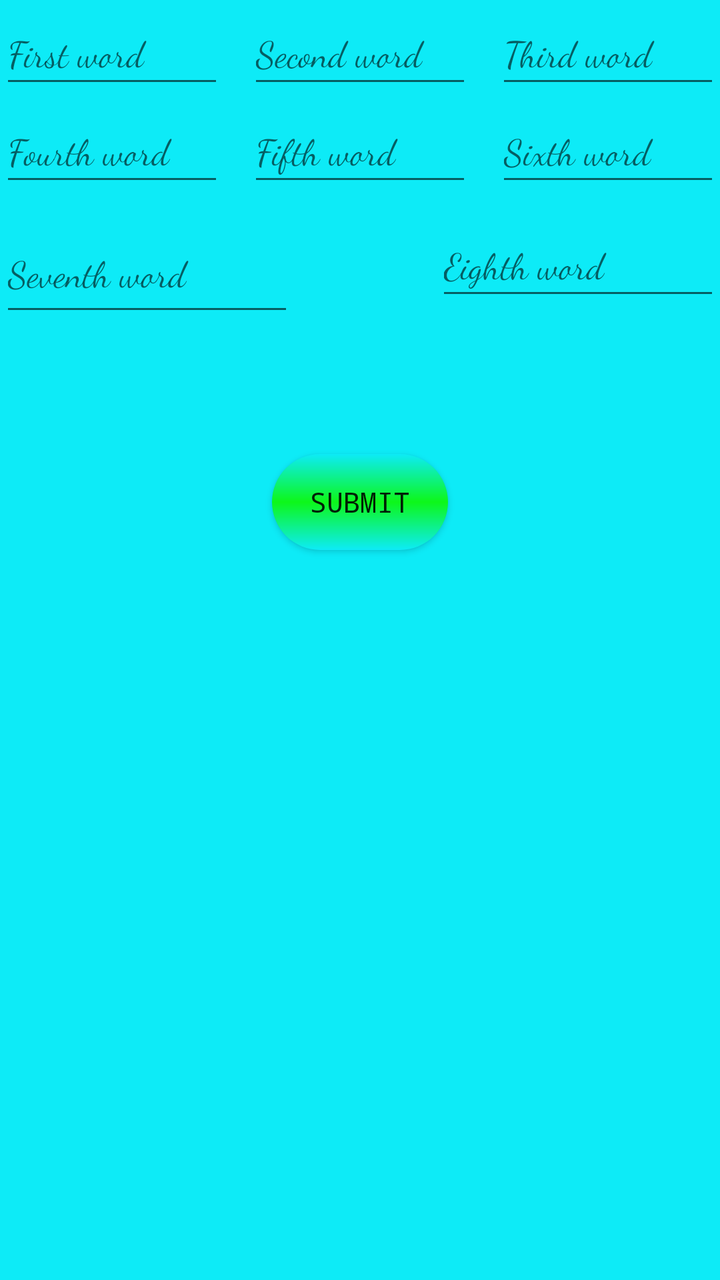
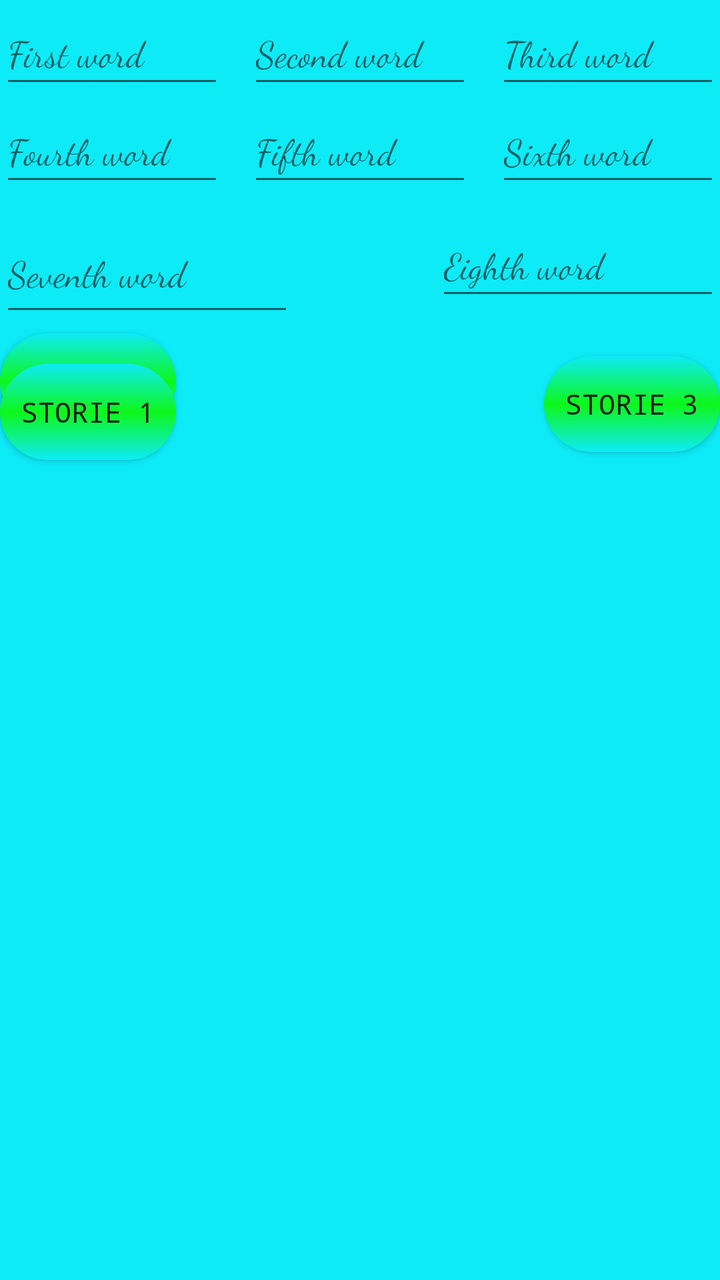

Compare the two renders of this Android layout. The source of the first and the diff that turns it into the second are given below.
<!-- AndroidManifest.xml: application theme Theme.PortfolioUpgraded -->
<!-- res/layout/fragment_madlibs.xml -->
<?xml version="1.0" encoding="utf-8"?>
<androidx.constraintlayout.widget.ConstraintLayout xmlns:android="http://schemas.android.com/apk/res/android"
    xmlns:app="http://schemas.android.com/apk/res-auto"
    xmlns:tools="http://schemas.android.com/tools"
    android:layout_width="match_parent"
    android:layout_height="match_parent"
    tools:context=".ui.gallery.madlibsFragment"
    android:background="@color/cyan">

    <TextView
        android:id="@+id/text_gallery"
        android:layout_width="398dp"
        android:layout_height="300dp"
        android:layout_marginStart="8dp"
        android:layout_marginEnd="8dp"
        android:fontFamily="cursive"
        android:textAlignment="center"
        android:textSize="24sp"
        app:layout_constraintBottom_toTopOf="@+id/button4"
        app:layout_constraintEnd_toEndOf="parent"
        app:layout_constraintHorizontal_bias="0.0"
        app:layout_constraintStart_toStartOf="parent"
        app:layout_constraintTop_toBottomOf="@+id/button3"
        app:layout_constraintVertical_bias="0.28" />

    <Button
        android:id="@+id/button3"
        android:layout_width="wrap_content"
        android:layout_height="wrap_content"
        android:background="@drawable/shape"

        android:fontFamily="monospace"
        android:text="Submit"
        app:layout_constraintBottom_toBottomOf="parent"
        app:layout_constraintEnd_toEndOf="parent"
        app:layout_constraintStart_toStartOf="parent"
        app:layout_constraintTop_toBottomOf="@+id/FifthText"
        app:layout_constraintVertical_bias="0.261"
        tools:ignore="MissingConstraints" />

    <EditText
        android:id="@+id/ThirdText"
        android:layout_width="112dp"
        android:layout_height="49dp"
        android:ems="10"
        android:fontFamily="cursive"
        android:hint="Third word"
        android:inputType="text"
        app:layout_constraintEnd_toEndOf="parent"
        app:layout_constraintTop_toTopOf="parent" />

    <EditText
        android:id="@+id/SeventhText"
        android:layout_width="147dp"
        android:layout_height="57dp"
        android:layout_marginTop="8dp"
        android:ems="10"
        android:fontFamily="cursive"
        android:hint="Seventh word"
        android:inputType="text"
        app:layout_constraintEnd_toStartOf="@+id/FifthText"
        app:layout_constraintHorizontal_bias="0.0"
        app:layout_constraintStart_toStartOf="parent"
        app:layout_constraintTop_toBottomOf="@+id/FifthText" />

    <EditText
        android:id="@+id/FirstText"
        android:layout_width="112dp"
        android:layout_height="49dp"
        android:ems="10"
        android:fontFamily="cursive"
        android:hint="First word"
        android:inputType="text"
        app:layout_constraintStart_toStartOf="parent"
        app:layout_constraintTop_toTopOf="parent" />

    <EditText
        android:id="@+id/FifthText"
        android:layout_width="112dp"
        android:layout_height="49dp"
        android:ems="10"
        android:fontFamily="cursive"
        android:hint="Fifth word"
        android:inputType="text"
        app:layout_constraintEnd_toStartOf="@+id/SixthText"
        app:layout_constraintStart_toEndOf="@+id/FourthText"
        app:layout_constraintTop_toBottomOf="@+id/SecondText" />

    <EditText
        android:id="@+id/SecondText"
        android:layout_width="112dp"
        android:layout_height="49dp"
        android:ems="10"
        android:fontFamily="cursive"
        android:hint="Second word"
        android:inputType="text"
        app:layout_constraintEnd_toStartOf="@+id/ThirdText"
        app:layout_constraintStart_toEndOf="@+id/FirstText"
        app:layout_constraintTop_toTopOf="parent" />

    <EditText
        android:id="@+id/FourthText"
        android:layout_width="112dp"
        android:layout_height="49dp"
        android:ems="10"
        android:fontFamily="cursive"
        android:hint="Fourth word"
        android:inputType="text"
        app:layout_constraintStart_toStartOf="parent"
        app:layout_constraintTop_toBottomOf="@+id/FirstText" />

    <EditText
        android:id="@+id/SixthText"
        android:layout_width="112dp"
        android:layout_height="49dp"
        android:ems="10"
        android:fontFamily="cursive"
        android:hint="Sixth word"
        android:inputType="text"
        app:layout_constraintEnd_toEndOf="parent"
        app:layout_constraintTop_toBottomOf="@+id/ThirdText" />

    <EditText
        android:id="@+id/EightText"
        android:layout_width="142dp"
        android:layout_height="49dp"
        android:layout_marginTop="8dp"
        android:ems="10"
        android:fontFamily="cursive"
        android:hint="Eighth word"
        android:inputType="text"
        app:layout_constraintEnd_toEndOf="parent"
        app:layout_constraintHorizontal_bias="1.0"
        app:layout_constraintStart_toEndOf="@+id/FifthText"
        app:layout_constraintTop_toBottomOf="@+id/FifthText" />

    <Button
        android:id="@+id/button4"
        android:layout_width="wrap_content"
        android:layout_height="wrap_content"
        android:text="Restart"
        android:visibility="gone"
        app:layout_constraintBottom_toBottomOf="parent"
        app:layout_constraintEnd_toEndOf="parent"
        app:layout_constraintStart_toStartOf="parent"

        android:backgroundTint="@color/lime"/>

</androidx.constraintlayout.widget.ConstraintLayout>
<!-- resources referenced by this layout -->
<resources>
  <color name="cyan">#0DEBF7</color>
  <color name="lime">#0DF719</color>
  <!-- drawable shape (drawable) -->
  <?xml version="1.0" encoding="utf-8"?>
      <shape xmlns:android="http://schemas.android.com/apk/res/android"
          android:shape="rectangle">
      <gradient
          android:startColor="#0DEBF7"
          android:centerColor="#0DF719"
          android:endColor="#0DEBF7"
          android:type="linear"
          android:angle="270"
          ></gradient>
  <corners android:radius="45dp"/>
  
  
  
      </shape>
  <style name="Theme.PortfolioUpgraded" parent="Theme.AppCompat.DayNight.DarkActionBar">
          
          <item name="colorPrimary">@color/purple_500</item>
          <item name="colorPrimaryVariant">@color/purple_700</item>
          <item name="colorOnPrimary">@color/white</item>
  
          
          <item name="colorSecondary">@color/teal_200</item>
          <item name="colorSecondaryVariant">@color/teal_700</item>
          <item name="colorOnSecondary">@color/black</item>
          
          <item name="android:statusBarColor">?attr/colorPrimaryVariant</item>
          
  
  
      </style>
  <color name="purple_500">#FF6200EE</color>
  <color name="purple_700">#FF3700B3</color>
  <color name="white">#FFFFFFFF</color>
  <color name="teal_200">#FF03DAC5</color>
  <color name="teal_700">#FF018786</color>
  <color name="black">#FF000000</color>
</resources>

<!-- the commit's change to res/layout/fragment_madlibs.xml (unified diff, before → after) -->
@@ -9,33 +9,56 @@
 
     <TextView
         android:id="@+id/text_gallery"
-        android:layout_width="398dp"
-        android:layout_height="300dp"
-        android:layout_marginStart="8dp"
-        android:layout_marginEnd="8dp"
+        android:layout_width="404dp"
+        android:layout_height="391dp"
         android:fontFamily="cursive"
         android:textAlignment="center"
         android:textSize="24sp"
-        app:layout_constraintBottom_toTopOf="@+id/button4"
+        app:layout_constraintBottom_toBottomOf="parent"
         app:layout_constraintEnd_toEndOf="parent"
-        app:layout_constraintHorizontal_bias="0.0"
-        app:layout_constraintStart_toStartOf="parent"
-        app:layout_constraintTop_toBottomOf="@+id/button3"
-        app:layout_constraintVertical_bias="0.28" />
+        app:layout_constraintStart_toStartOf="parent" />
 
     <Button
-        android:id="@+id/button3"
+        android:id="@+id/storie1"
         android:layout_width="wrap_content"
         android:layout_height="wrap_content"
         android:background="@drawable/shape"
 
         android:fontFamily="monospace"
-        android:text="Submit"
-        app:layout_constraintBottom_toBottomOf="parent"
+        android:text="Storie 2"
+        app:layout_constraintBottom_toTopOf="@+id/text_gallery"
+        app:layout_constraintTop_toBottomOf="@+id/FifthText"
+        app:layout_constraintVertical_bias="0.666"
+        tools:ignore="MissingConstraints"
+        tools:layout_editor_absoluteX="161dp" />
+
+    <Button
+        android:id="@+id/storie2"
+        android:layout_width="wrap_content"
+        android:layout_height="wrap_content"
+        android:background="@drawable/shape"
+
+        android:fontFamily="monospace"
+        android:text="Storie 1"
+        app:layout_constraintBottom_toTopOf="@+id/text_gallery"
+        app:layout_constraintEnd_toStartOf="@+id/button3"
+        app:layout_constraintHorizontal_bias="0.479"
+        app:layout_constraintStart_toStartOf="parent"
+        app:layout_constraintTop_toBottomOf="@+id/SeventhText"
+        tools:ignore="MissingConstraints" />
+
+    <Button
+        android:id="@+id/storie3"
+        android:layout_width="wrap_content"
+        android:layout_height="wrap_content"
+        android:background="@drawable/shape"
+
+        android:fontFamily="monospace"
+        android:text="Storie 3"
+        app:layout_constraintBottom_toTopOf="@+id/text_gallery"
         app:layout_constraintEnd_toEndOf="parent"
-        app:layout_constraintStart_toStartOf="parent"
-        app:layout_constraintTop_toBottomOf="@+id/FifthText"
-        app:layout_constraintVertical_bias="0.261"
+        app:layout_constraintStart_toEndOf="@+id/button3"
+        app:layout_constraintTop_toBottomOf="@+id/EightText"
         tools:ignore="MissingConstraints" />
 
     <EditText
